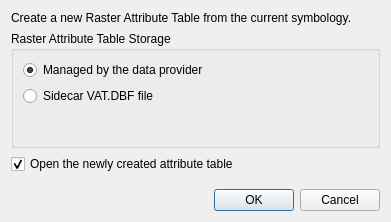
Old version of the form src/ui/raster/qgscreaterasterattributetabledialogbase.ui in the repository qgis/QGIS.
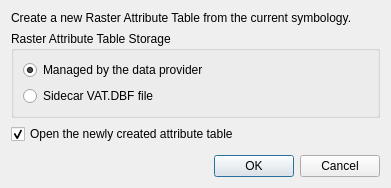
New version of the form. Custom widgets are drawn as their Qt base class.

Diff of the .ui file:
```diff
--- a/src/ui/raster/qgscreaterasterattributetabledialogbase.ui
+++ b/src/ui/raster/qgscreaterasterattributetabledialogbase.ui
@@ -7,7 +7,7 @@
     <x>0</x>
     <y>0</y>
     <width>391</width>
-    <height>222</height>
+    <height>188</height>
    </rect>
   </property>
   <property name="windowTitle">
@@ -45,6 +45,12 @@
       </item>
       <item row="1" column="0">
        <widget class="QRadioButton" name="mDbfRadioButton">
+        <property name="sizePolicy">
+         <sizepolicy hsizetype="Minimum" vsizetype="Fixed">
+          <horstretch>1</horstretch>
+          <verstretch>0</verstretch>
+         </sizepolicy>
+        </property>
         <property name="toolTip">
          <string>&lt;html&gt;&lt;head/&gt;&lt;body&gt;&lt;p&gt;This method will save the attribute table into a sidecar VAT.DBF file.&lt;/p&gt;&lt;p&gt;&lt;br/&gt;&lt;/p&gt;&lt;p&gt;The resulting file will not be associated with any particular band.&lt;/p&gt;&lt;/body&gt;&lt;/html&gt;</string>
         </property>
@@ -53,13 +59,13 @@
         </property>
        </widget>
       </item>
-      <item row="2" column="0">
+      <item row="1" column="1">
        <widget class="QgsFileWidget" name="mDbfPathWidget" native="true">
-        <property name="minimumSize">
-         <size>
-          <width>180</width>
-          <height>24</height>
-         </size>
+        <property name="sizePolicy">
+         <sizepolicy hsizetype="Preferred" vsizetype="Preferred">
+          <horstretch>2</horstretch>
+          <verstretch>0</verstretch>
+         </sizepolicy>
         </property>
        </widget>
       </item>
```
Left out of the diff: 2 changed lines with no effect on the pictures.
